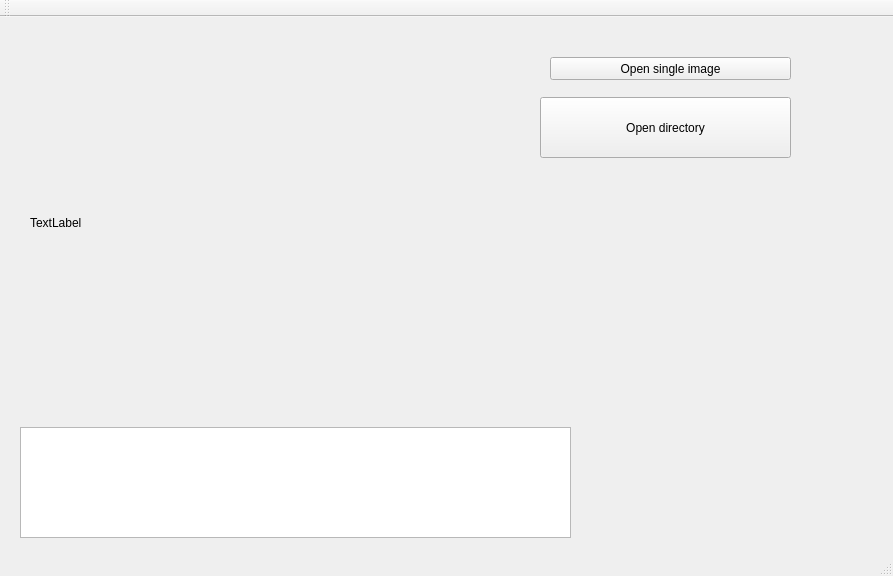
Before: the Qt Designer form mainwindow.ui in ma1112/mastersthesis, drawn with Qt 5.
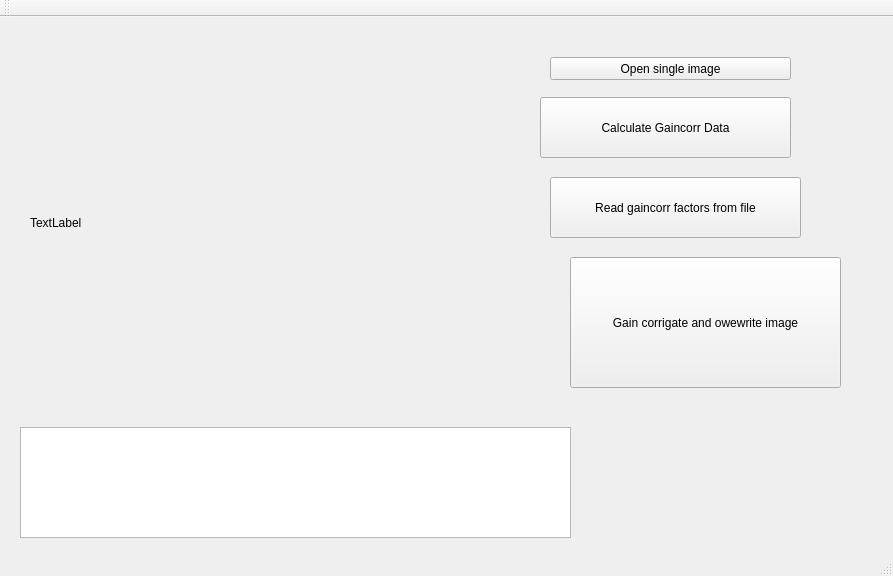
After: the same form once the commit is applied.

Commit message: Removes semantical error from gaincorr calculation. Adds ability to gaincorr an image(?) Adds some comments.

Patch:
```diff
--- a/mainwindow.ui
+++ b/mainwindow.ui
@@ -63,7 +63,33 @@
      </rect>
     </property>
     <property name="text">
-     <string>Open directory</string>
+     <string>Calculate Gaincorr Data</string>
+    </property>
+   </widget>
+   <widget class="QPushButton" name="pushButton_2">
+    <property name="geometry">
+     <rect>
+      <x>550</x>
+      <y>160</y>
+      <width>251</width>
+      <height>61</height>
+     </rect>
+    </property>
+    <property name="text">
+     <string>Read gaincorr factors from file</string>
+    </property>
+   </widget>
+   <widget class="QPushButton" name="pushButton_3">
+    <property name="geometry">
+     <rect>
+      <x>570</x>
+      <y>240</y>
+      <width>271</width>
+      <height>131</height>
+     </rect>
+    </property>
+    <property name="text">
+     <string>Gain corrigate and owewrite image</string>
     </property>
    </widget>
   </widget>
```
The commit also changes 12 other files.
